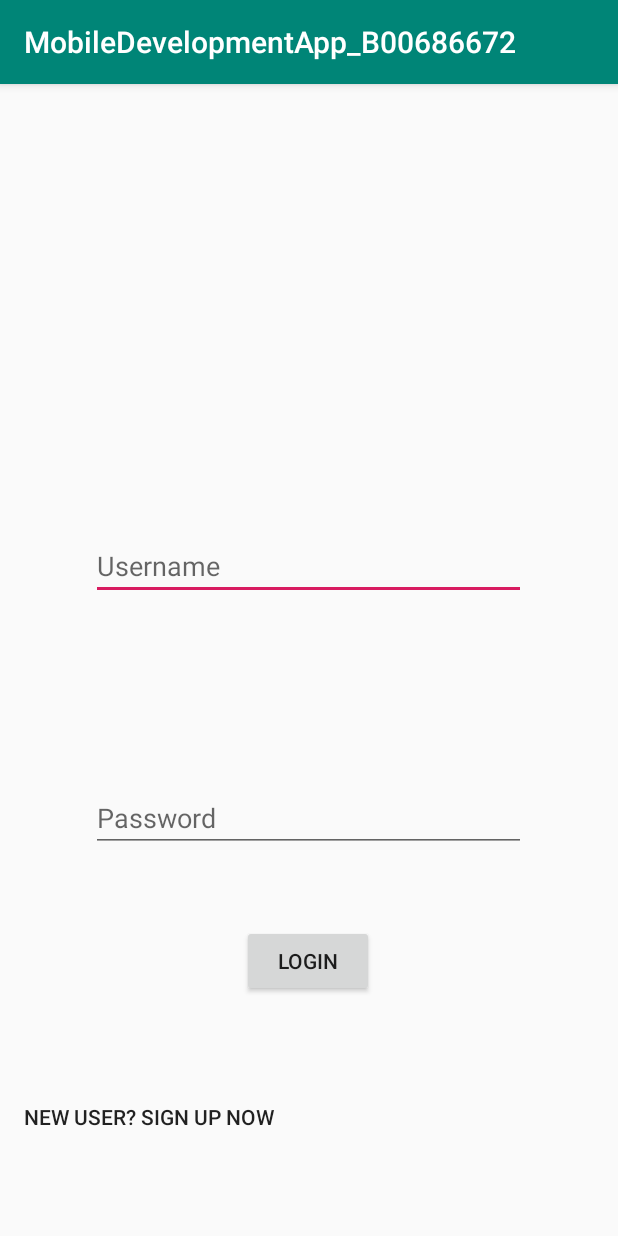
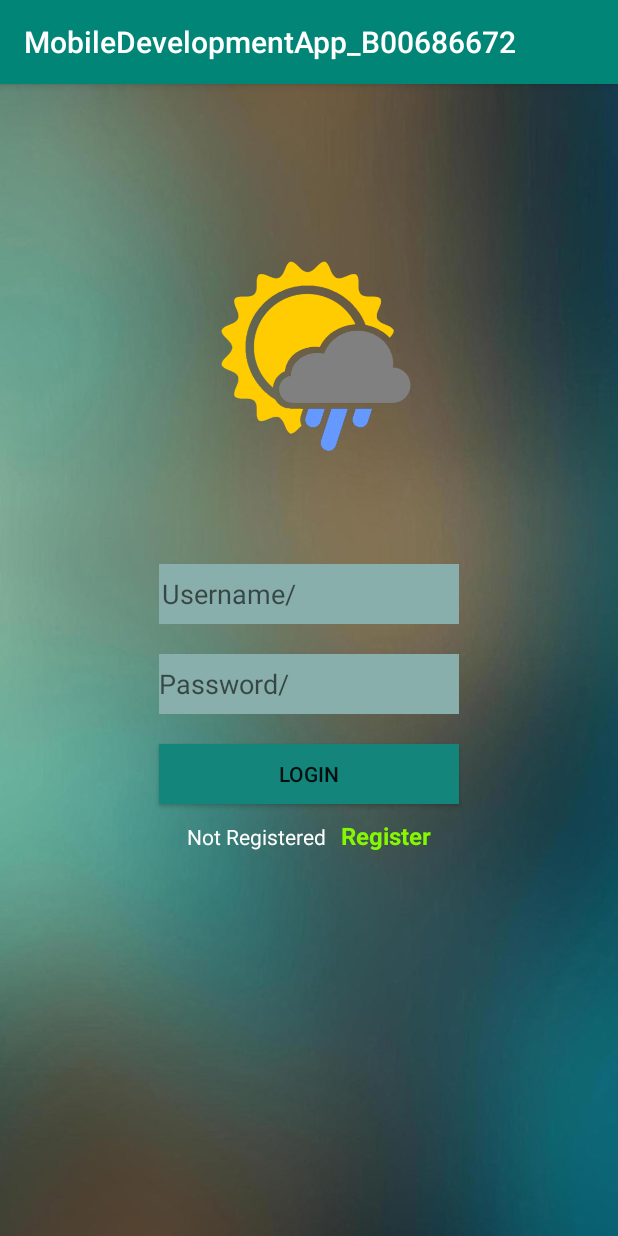
Before and after one commit to paulleonard95/MobileDevelopmentApp_B00686672, an Android app: the screen it shows after launch (MainActivity), on a phone screen of 412 x 824 dp. Run offline under Robolectric (Android 15) with nearby library versions, the phone set to English and light mode, and no system bars.

Commit message:
Register and login page complete

```diff
--- a/app/build.gradle
+++ b/app/build.gradle
@@ -32,4 +32,5 @@ dependencies {
     testImplementation 'junit:junit:4.12'
     androidTestImplementation 'androidx.test.ext:junit:1.1.0'
     androidTestImplementation 'androidx.test.espresso:espresso-core:3.1.1'
+    implementation 'com.android.support.constraint:constraint-layout:1.1.3'
 }
--- a/app/src/main/AndroidManifest.xml
+++ b/app/src/main/AndroidManifest.xml
@@ -9,6 +9,8 @@
         android:roundIcon="@mipmap/ic_launcher_round"
         android:supportsRtl="true"
         android:theme="@style/AppTheme">
+        <activity android:name=".WeatherActivity"></activity>
+        <activity android:name=".RegisterActivity" />
         <activity android:name=".MainActivity">
             <intent-filter>
                 <action android:name="android.intent.action.MAIN" />
--- a/app/src/main/java/com/example/mobiledevelopmentapp_b00686672/FoodHygeine.java
+++ /dev/null
@@ -1,6 +0,0 @@
-package com.example.mobiledevelopmentapp_b00686672;
-
-public class FoodHygeine
-{
-
-}
--- a/app/src/main/java/com/example/mobiledevelopmentapp_b00686672/MainActivity.java
+++ b/app/src/main/java/com/example/mobiledevelopmentapp_b00686672/MainActivity.java
@@ -33,8 +33,8 @@ public class MainActivity extends AppCompatActivity
     {
         try
         {
-            String username = ((EditText) findViewById(R.id.userName)).getText().toString();
-            String password = ((EditText) findViewById(R.id.loginPassword)).getText().toString();
+            String username = ((EditText) findViewById(R.id.username)).getText().toString();
+            String password = ((EditText) findViewById(R.id.password)).getText().toString();
             if (username.equals("") || password.equals(""))
             {
                 Toast.makeText(MainActivity.this, "Please ensure all fields are filled", Toast.LENGTH_LONG).show();
@@ -63,7 +63,7 @@ public class MainActivity extends AppCompatActivity
 
     public void Register(View view)
     {
-        Intent intent = new Intent(MainActivity.this, Register.class);
+        Intent intent = new Intent(MainActivity.this, RegisterActivity.class);
         startActivity(intent);
     }
 
--- a/app/src/main/res/layout/activity_food_hygeine.xml
+++ /dev/null
@@ -1,6 +0,0 @@
-<?xml version="1.0" encoding="utf-8"?>
-<LinearLayout xmlns:android="http://schemas.android.com/apk/res/android"
-    android:orientation="vertical" android:layout_width="match_parent"
-    android:layout_height="match_parent">
-
-</LinearLayout>
--- a/app/src/main/res/layout/activity_main.xml
+++ b/app/src/main/res/layout/activity_main.xml
@@ -1,56 +1,70 @@
 <?xml version="1.0" encoding="utf-8"?>
-<androidx.constraintlayout.widget.ConstraintLayout xmlns:android="http://schemas.android.com/apk/res/android"
+<LinearLayout xmlns:android="http://schemas.android.com/apk/res/android"
     xmlns:app="http://schemas.android.com/apk/res-auto"
     xmlns:tools="http://schemas.android.com/tools"
     android:layout_width="match_parent"
     android:layout_height="match_parent"
-    tools:context=".MainActivity">
+    tools:context=".MainActivity"
+    android:orientation="vertical"
+    android:gravity="center_horizontal"
+    android:background="@drawable/img_background">
+
+    <ImageView
+        android:layout_width="wrap_content"
+        android:layout_height="170dp"
+        android:layout_marginTop="100dp"
+        app:srcCompat="@drawable/weather_logo"/>
 
     <EditText
-        android:id="@+id/userName"
-        android:layout_width="290dp"
-        android:layout_height="43dp"
-        android:layout_marginTop="252dp"
-        android:ems="10"
-        android:hint="Username"
-        android:inputType="textPersonName"
-        app:layout_constraintBottom_toTopOf="@+id/loginPassword"
-        app:layout_constraintEnd_toEndOf="parent"
-        app:layout_constraintHorizontal_bias="0.495"
-        app:layout_constraintStart_toStartOf="parent"
-        app:layout_constraintTop_toTopOf="parent" />
+        android:id="@+id/username"
+        android:layout_width="200dp"
+        android:layout_height="40dp"
+        android:layout_marginTop="50dp"
+        android:paddingLeft="2dp"
+        android:background="#88AFAB"
+        android:hint="@string/username" />
 
     <EditText
-        android:id="@+id/loginPassword"
-        android:layout_width="290dp"
-        android:layout_height="43dp"
-        android:layout_marginTop="76dp"
-        android:ems="10"
-        android:hint="Password"
-        android:inputType="textPassword"
-        app:layout_constraintBottom_toTopOf="@+id/loginButton"
-        app:layout_constraintStart_toStartOf="@+id/userName"
-        app:layout_constraintTop_toBottomOf="@+id/userName" />
+        android:id="@+id/password"
+        android:layout_width="200dp"
+        android:layout_height="40dp"
+        android:layout_marginTop="20dp"
+        android:background="#88AFAB"
+        android:hint="@string/password" />
 
     <Button
-        android:id="@+id/loginButton"
+        android:id="@+id/button_login"
+        android:layout_width="200dp"
+        android:layout_height="40dp"
+        android:layout_marginTop="20dp"
+        android:background="#13857A"
+        android:onClick="SignIn"
+        android:text="@string/login"/>
+
+    <LinearLayout
         android:layout_width="wrap_content"
         android:layout_height="wrap_content"
-        android:text="Login"
-        app:layout_constraintBottom_toTopOf="@+id/signUpButton"
-        app:layout_constraintEnd_toEndOf="parent"
-        app:layout_constraintHorizontal_bias="0.498"
-        app:layout_constraintStart_toStartOf="parent"
-        app:layout_constraintTop_toBottomOf="@+id/loginPassword" />
+        android:orientation="horizontal"
+        android:layout_marginTop="10dp">
 
-    <Button
-        android:id="@+id/signUpButton"
-        style="@style/Widget.AppCompat.Button.Borderless"
-        android:layout_width="199dp"
-        android:layout_height="62dp"
-        android:text="New User? Sign Up Now"
-        app:layout_constraintBottom_toBottomOf="parent"
-        app:layout_constraintTop_toBottomOf="@+id/loginButton"
-        tools:layout_editor_absoluteX="109dp" />
+        <TextView
+            android:layout_width="wrap_content"
+            android:layout_height="35dp"
+            android:textColor="#ffffff"
+            android:text="@string/not_registered"/>
 
-</androidx.constraintlayout.widget.ConstraintLayout>
+        <TextView
+            android:id="@+id/register_button"
+            android:layout_width="wrap_content"
+            android:layout_height="35dp"
+            android:paddingLeft="10dp"
+            android:textStyle="bold"
+            android:textColor="#86F703"
+            android:textSize="16dp"
+            android:onClick="Register"
+            android:text="@string/register"/>
+
+    </LinearLayout>
+
+
+</LinearLayout>
--- a/app/src/main/res/values/strings.xml
+++ b/app/src/main/res/values/strings.xml
@@ -1,3 +1,15 @@
 <resources>
     <string name="app_name">MobileDevelopmentApp_B00686672</string>
+    <string name="password">Password/</string>
+    <string name="username">Username/</string>
+    <string name="login">Login</string>
+    <string name="not_registered">Not Registered</string>
+    <string name="ca_register">Register</string>
+    <string name="confirm_password">Confirm Password</string>
+    <string name="register">Register</string>
+    <string name="already_registered">Already Registered?</string>
+    <string name="ca_login">Login</string>
+    <string name="name">Name</string>
+    <string name="email_address">Email Address</string>
+    <string name="gender">Gender</string>
 </resources>
```
Also changed, not shown: app/src/main/java/com/example/mobiledevelopmentapp_b00686672/Register.java (deleted, +0 -36 lines), app/src/main/java/com/example/mobiledevelopmentapp_b00686672/RegisterActivity.java (added, +93 -0 lines), app/src/main/java/com/example/mobiledevelopmentapp_b00686672/WeatherActivity.java (+10 -2 lines), app/src/main/res/layout/activity_register.xml (+94 -2 lines), app/src/main/res/layout/activity_weather.xml (+7 -4 lines), app/src/main/res/drawable-v24/img_background.jpg (added), app/src/main/res/drawable-v24/logo.png (added), app/src/main/res/drawable-v24/password.png (added), app/src/main/res/drawable-v24/username.jpg (added), app/src/main/res/drawable-v24/weather_logo.png (added).
